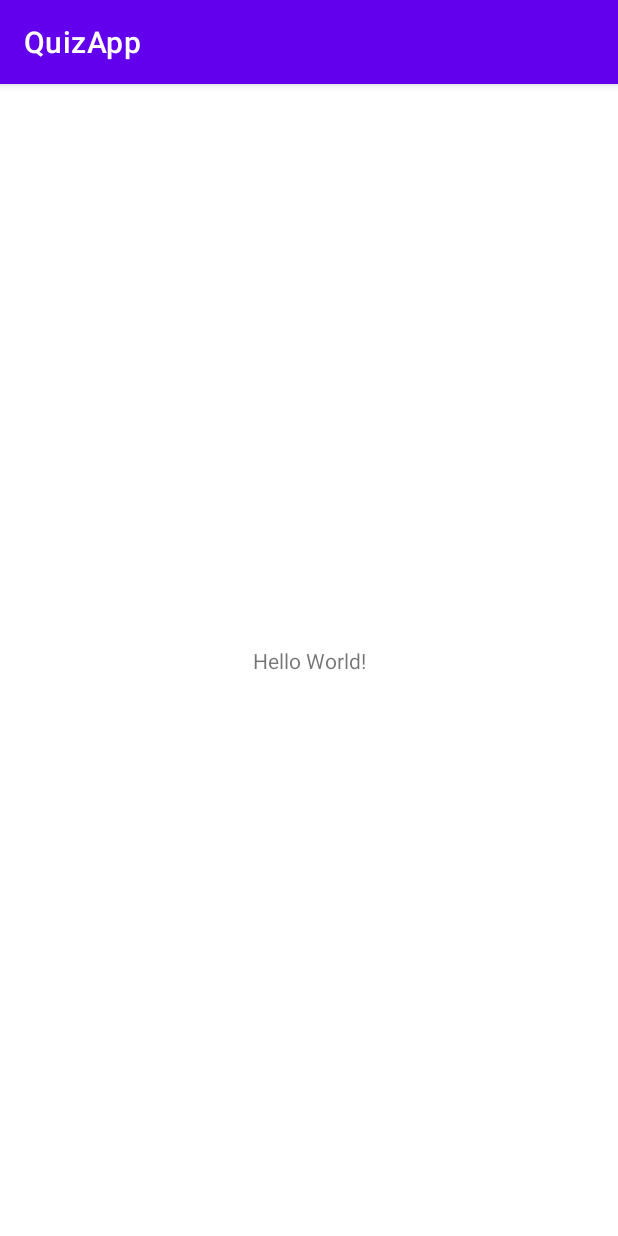
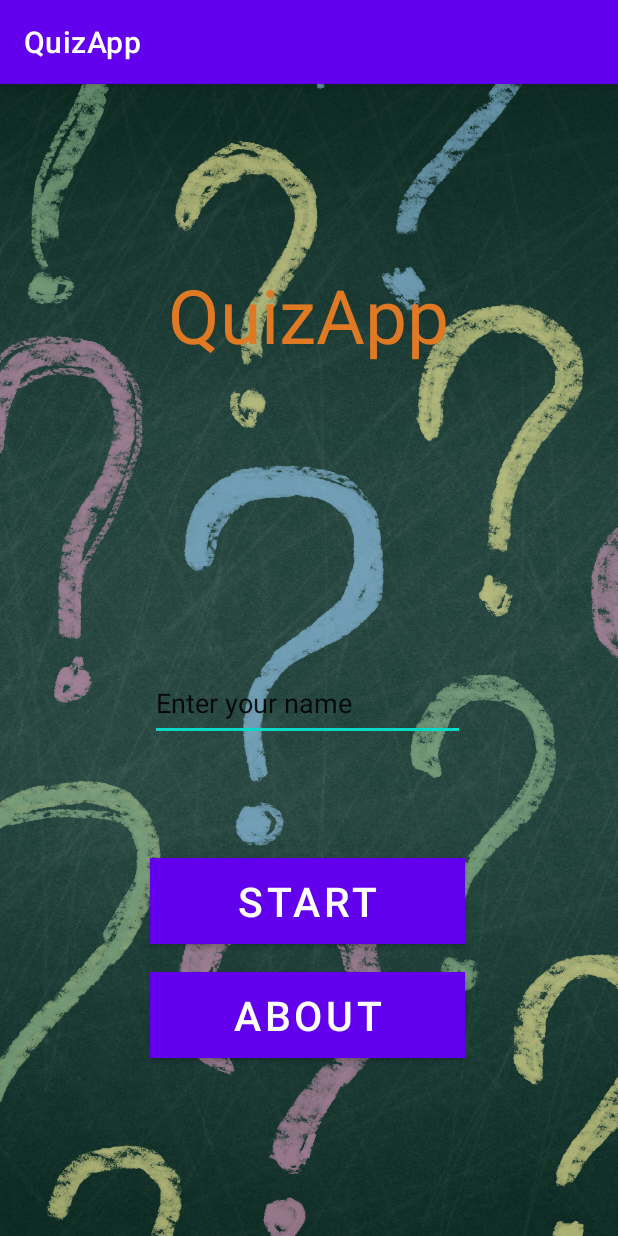
Before and after one commit to Divu03/AcmegreadProject, an Android app: the screen it shows after launch (MainActivity), on a phone screen of 412 x 824 dp. Run offline under Robolectric (Android 15) with nearby library versions, the phone set to English and light mode, and no system bars.

Commit message:
Basic UI of home page

```diff
--- a/app/src/main/AndroidManifest.xml
+++ b/app/src/main/AndroidManifest.xml
@@ -13,6 +13,9 @@
         android:theme="@style/Theme.QuizApp"
         tools:targetApi="31">
         <activity
+            android:name=".AboutUs"
+            android:exported="false" />
+        <activity
             android:name=".MainActivity"
             android:exported="true">
             <intent-filter>
--- /dev/null
+++ b/app/src/main/java/com/example/quizapp/AboutUs.java
@@ -0,0 +1,14 @@
+package com.example.quizapp;
+
+import androidx.appcompat.app.AppCompatActivity;
+
+import android.os.Bundle;
+
+public class AboutUs extends AppCompatActivity {
+
+    @Override
+    protected void onCreate(Bundle savedInstanceState) {
+        super.onCreate(savedInstanceState);
+        setContentView(R.layout.activity_about_us);
+    }
+}
--- /dev/null
+++ b/app/src/main/res/layout/activity_about_us.xml
@@ -0,0 +1,9 @@
+<?xml version="1.0" encoding="utf-8"?>
+<androidx.constraintlayout.widget.ConstraintLayout xmlns:android="http://schemas.android.com/apk/res/android"
+    xmlns:app="http://schemas.android.com/apk/res-auto"
+    xmlns:tools="http://schemas.android.com/tools"
+    android:layout_width="match_parent"
+    android:layout_height="match_parent"
+    tools:context=".AboutUs">
+
+</androidx.constraintlayout.widget.ConstraintLayout>
--- a/app/src/main/res/layout/activity_main.xml
+++ b/app/src/main/res/layout/activity_main.xml
@@ -4,16 +4,56 @@
     xmlns:tools="http://schemas.android.com/tools"
     android:layout_width="match_parent"
     android:layout_height="match_parent"
-    tools:context=".MainActivity">
-
+    tools:context=".MainActivity"
+    android:background="@drawable/questionChalkms">
 
     <TextView
+        android:id="@+id/textView2"
         android:layout_width="wrap_content"
         android:layout_height="wrap_content"
-        android:text="Hello World!"
-        app:layout_constraintBottom_toBottomOf="parent"
-        app:layout_constraintEnd_toEndOf="parent"
+        android:layout_marginStart="112dp"
+        android:layout_marginTop="120dp"
+        android:text="@string/app_name"
+        android:textAlignment="center"
+        android:textColor="@color/orange"
+        android:textSize="50sp"
         app:layout_constraintStart_toStartOf="parent"
         app:layout_constraintTop_toTopOf="parent" />
 
+    <Button
+        android:id="@+id/startButton"
+        android:layout_width="210dp"
+        android:layout_height="wrap_content"
+        android:layout_marginStart="100dp"
+        android:layout_marginTop="516dp"
+        android:background="@color/orange"
+        android:text="@string/start"
+        android:textSize="27sp"
+        app:layout_constraintStart_toStartOf="parent"
+        app:layout_constraintTop_toTopOf="parent" />
+
+    <Button
+        android:id="@+id/aboutButton"
+        android:layout_width="210dp"
+        android:layout_height="wrap_content"
+        android:layout_marginStart="100dp"
+        android:layout_marginTop="592dp"
+        android:background="@color/purple_700"
+        android:text="@string/about"
+        android:textSize="27sp"
+        app:layout_constraintStart_toStartOf="parent"
+        app:layout_constraintTop_toTopOf="parent" />
+
+    <AutoCompleteTextView
+        android:id="@+id/enterName"
+        android:layout_width="210dp"
+        android:layout_height="50dp"
+        android:layout_marginStart="100dp"
+        android:layout_marginTop="388dp"
+        android:labelFor="@id/enterName"
+        android:text="@string/editTextName"
+        app:layout_constraintStart_toStartOf="parent"
+        app:layout_constraintTop_toTopOf="parent" />
+
+
 </androidx.constraintlayout.widget.ConstraintLayout>
--- a/app/src/main/res/values/colors.xml
+++ b/app/src/main/res/values/colors.xml
@@ -7,4 +7,5 @@
     <color name="teal_700">#FF018786</color>
     <color name="black">#FF000000</color>
     <color name="white">#FFFFFFFF</color>
+    <color name="orange">#FFDF7924</color>
 </resources>
--- a/app/src/main/res/values/strings.xml
+++ b/app/src/main/res/values/strings.xml
@@ -1,3 +1,7 @@
 <resources>
     <string name="app_name">QuizApp</string>
+    <string name="about">ABOUT</string>
+    <string name="start">START</string>
+    <string name="editTextName">Enter your name</string>
+
 </resources>
```
Also changed, not shown: app/src/main/res/drawable-v24/questioms.jpg (added), app/src/main/res/drawable-v24/questionChalkms.jpg (added), app/src/main/res/drawable/questioms.jpg (added), app/src/main/res/drawable/questionChalkms.jpg (added).
